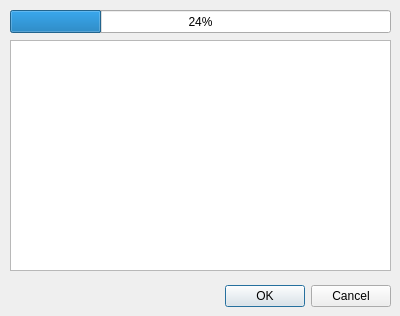
First picture: the form in src/devicedetection.ui, repository dehnhardt/iconnconfig, before the edit.
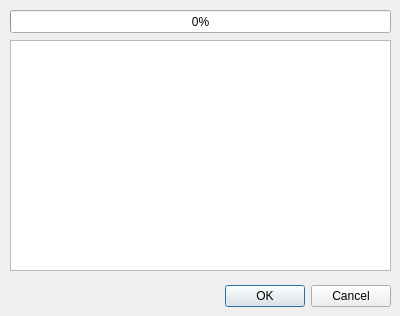
Second picture: the form after the edit.

Patch:
```diff
--- a/src/devicedetection.ui
+++ b/src/devicedetection.ui
@@ -10,6 +10,18 @@
     <height>316</height>
    </rect>
   </property>
+  <property name="minimumSize">
+   <size>
+    <width>400</width>
+    <height>316</height>
+   </size>
+  </property>
+  <property name="maximumSize">
+   <size>
+    <width>400</width>
+    <height>316</height>
+   </size>
+  </property>
   <property name="windowTitle">
    <string>Dialog</string>
   </property>
@@ -49,7 +61,7 @@
     </rect>
    </property>
    <property name="value">
-    <number>24</number>
+    <number>0</number>
    </property>
   </widget>
  </widget>
```
